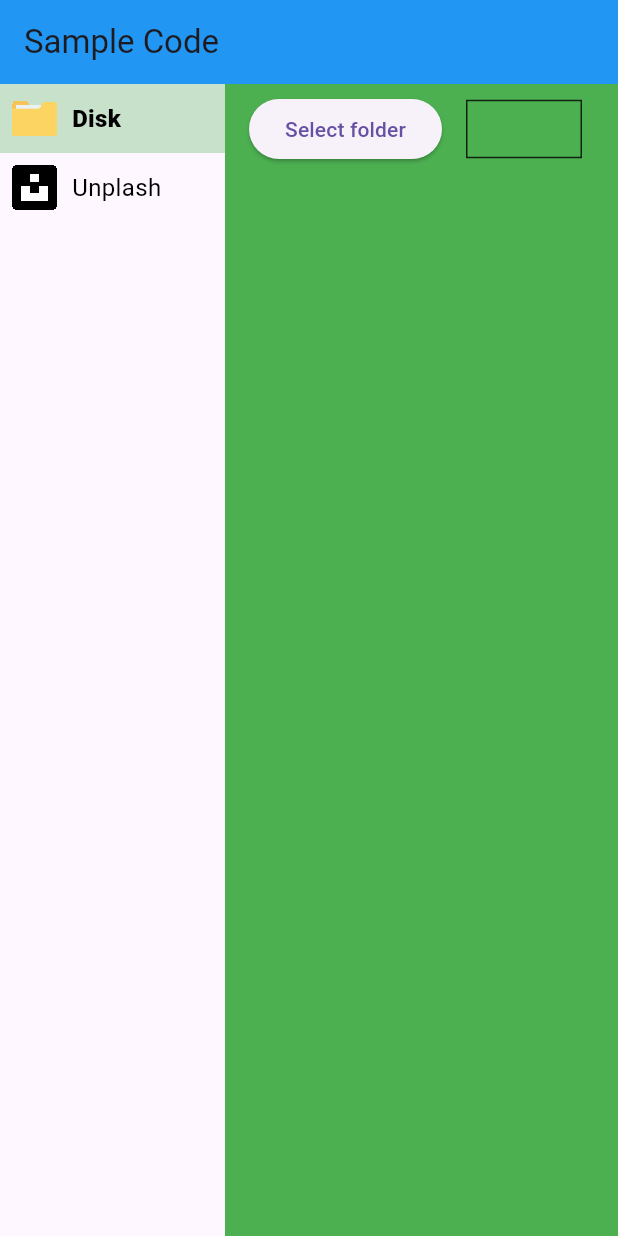
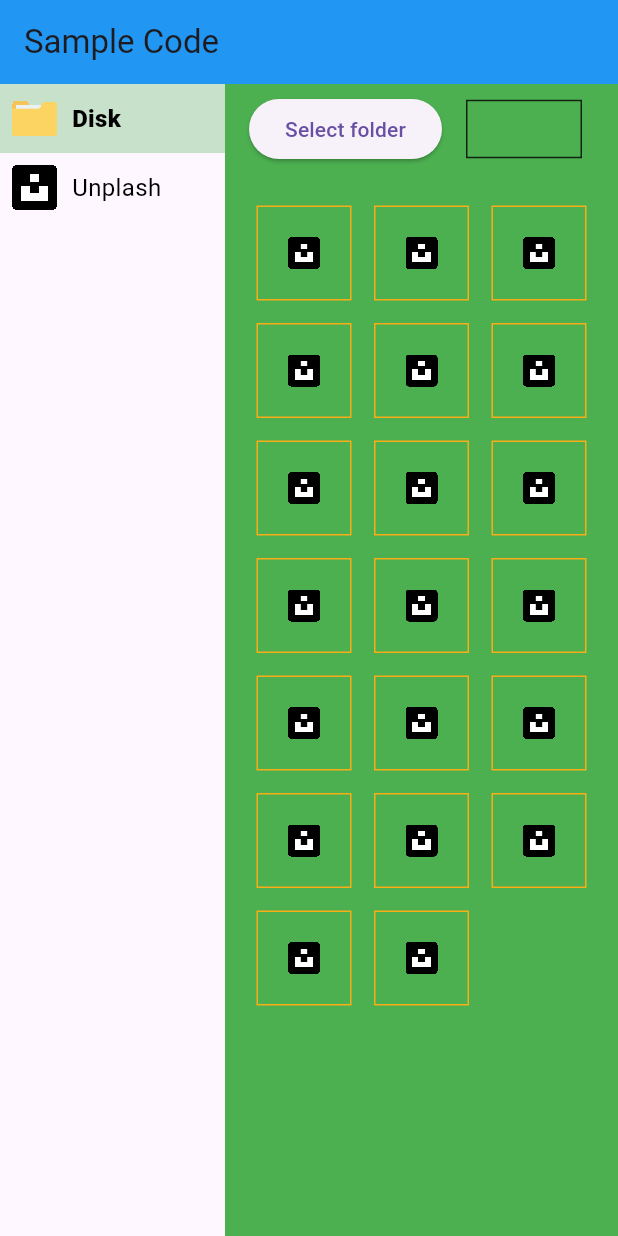
Before and after one commit to acumenrev/refresh_desktop, a Flutter app: the screen it shows after launch, on a phone screen of 412 x 824 dp. Run offline on Flutter 3.47's test engine with Material 3 defaults, Android fonts, the phone set to English and light mode, and no system bars; our stand-ins replace get; missing offline and left inert: window_manager; project files that could hold a hidden picture were left out.

Commit message:
Update LocalFolder screen

```diff
--- a/refresh_desktop/lib/scene/local_folder/local_folder_screen.dart
+++ b/refresh_desktop/lib/scene/local_folder/local_folder_screen.dart
@@ -1,12 +1,13 @@
 import 'package:file_picker/file_picker.dart';
 import 'package:flutter/material.dart';
 import 'package:get/get.dart';
+import 'package:refresh_desktop/gen/assets.gen.dart';
 import 'package:refresh_desktop/scene/local_folder/local_folder_controller.dart';
 
 class LocalFolderScreen extends StatelessWidget {
   final LocalFolderController controller;
-  const LocalFolderScreen({super.key, required this.controller});
-
+  LocalFolderScreen({super.key, required this.controller});
+  final ScrollController _scrollController = ScrollController();
   @override
   Widget build(BuildContext context) {
     return _setupUI();
@@ -62,7 +63,37 @@ class LocalFolderScreen extends StatelessWidget {
   }
 
   _buildGridPhotos() {
-    return Container();
+    return Expanded(
+        child: SingleChildScrollView(
+      controller: _scrollController,
+      scrollDirection: Axis.vertical,
+      child: Padding(
+          padding: const EdgeInsets.all(16.0),
+          child: GridView.count(
+              crossAxisCount: 3,
+              crossAxisSpacing: 5.0,
+              mainAxisSpacing: 5.0,
+              shrinkWrap: true,
+              physics: const NeverScrollableScrollPhysics(),
+              children: List.generate(20, (index) {
+                return Padding(
+                  padding: EdgeInsets.all(5.0),
+                  child: Container(
+                    child: AppAssets.resources.images.unsplash
+                        .image(width: 50, height: 50),
+                    padding: EdgeInsets.all(20.0),
+                    height: 135.0,
+                    width: 135.0,
+                    decoration: BoxDecoration(
+                      border: Border.all(
+                        width: 1.0,
+                        color: Color(0xFFF9AD16),
+                      ),
+                    ),
+                  ),
+                );
+              }))),
+    ));
   }
 
   _selectFolderHandler() async {
--- a/refresh_desktop/pubspec.yaml
+++ b/refresh_desktop/pubspec.yaml
@@ -36,6 +36,9 @@ dependencies:
   cupertino_icons: ^1.0.2
   get: ^4.6.6
   file_picker: ^6.1.1
+  path: ^1.8.3
+  path_provider: ^2.1.1
+  window_manager: ^0.3.7
 
 dev_dependencies:
   flutter_test:
```
Also changed, not shown: refresh_desktop/lib/main.dart (+24 -1 lines), refresh_desktop/lib/scene/local_folder/local_folder_controller.dart (+46 -0 lines), refresh_desktop/lib/scene/local_folder/local_folder_item.dart (added, +10 -0 lines), 7 other files.
